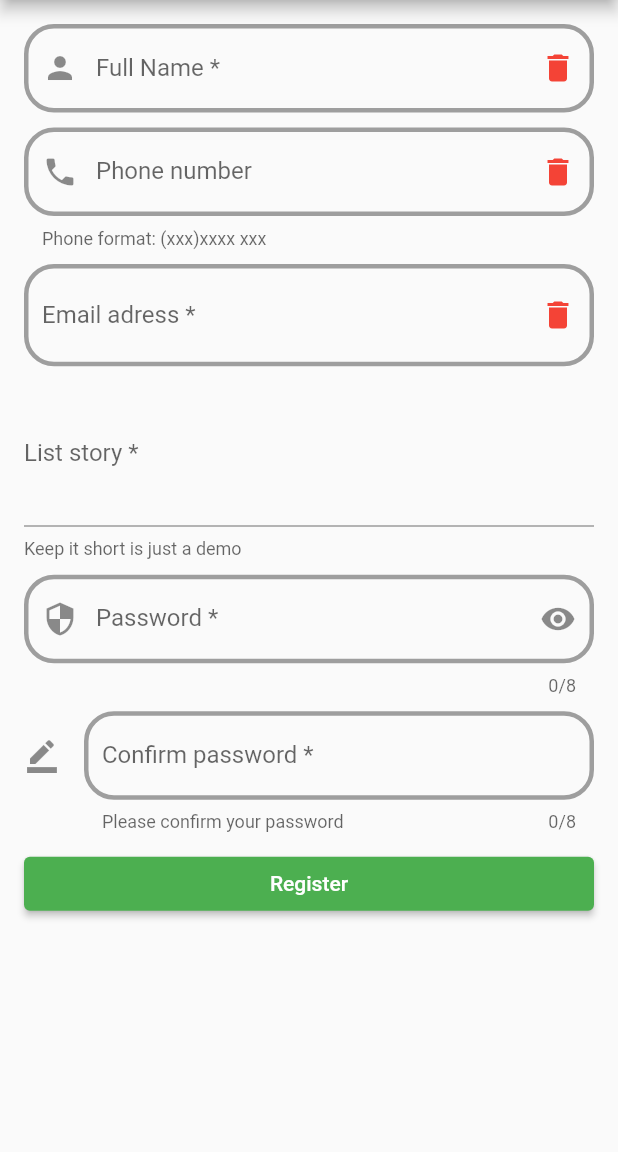
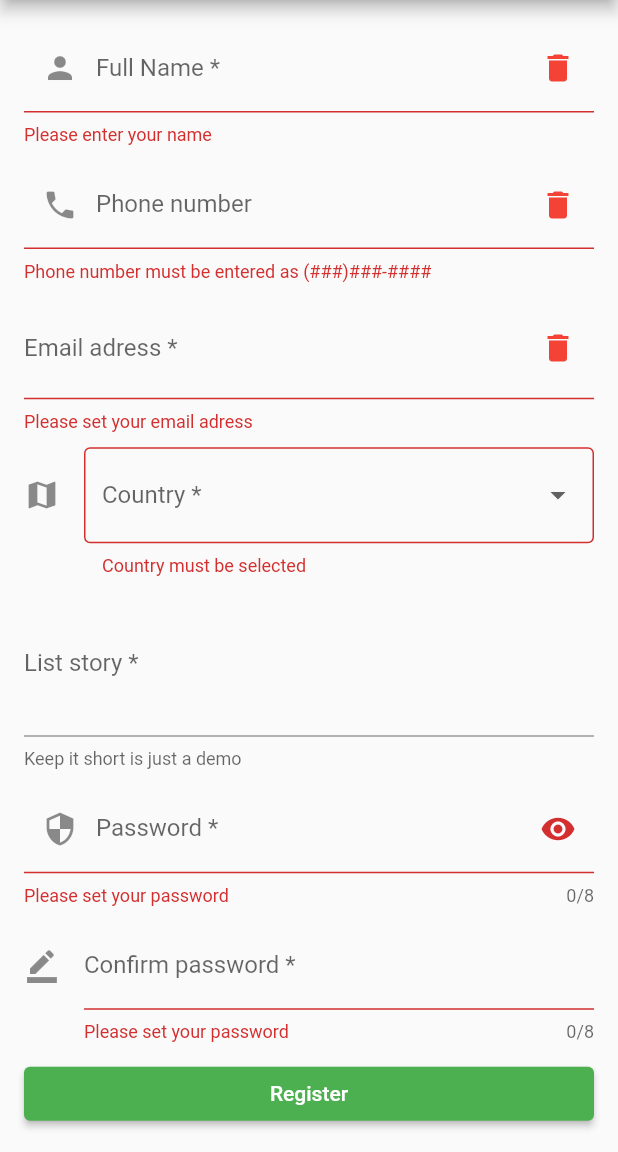
Before and after one commit to mikhael-mike/formsflutter, a Flutter app: the screen it shows after launch, after a tap on "Register", on a phone screen of 412 x 824 dp, the part 84-1236 px from its top. Run offline on Flutter 3.47's test engine with Material 2 defaults, Android fonts, the phone set to English and light mode, and no system bars.

Commit message:
Validation and DropList
Validation for all inputs with email and password. Add dropDownFormField (for Form) and add out list with .Map method

```diff
--- a/lib/screens/register_form_page.dart
+++ b/lib/screens/register_form_page.dart
@@ -10,6 +10,7 @@ class RegisterFormScreen extends StatefulWidget {
 
 class _RegisterFormScreenState extends State<RegisterFormScreen> {
 
+  final _formKey = GlobalKey<FormState>();
 
   final _nameController = TextEditingController();
   final _phoneController = TextEditingController();
@@ -17,6 +18,9 @@ class _RegisterFormScreenState extends State<RegisterFormScreen> {
   final _listStoryController = TextEditingController();
   final _passController = TextEditingController();
   final _congPassController = TextEditingController();
+
+  List<String> _countries = ['Israel', 'France', 'Germany', 'Britany'];
+    String? _selectedCountry;
 
 
 
@@ -45,10 +49,11 @@ class _RegisterFormScreenState extends State<RegisterFormScreen> {
           title: Text('Register form Demo'),
         ),
         body: Form(
+          key: _formKey,
           child: ListView(
             padding: EdgeInsets.all(16.0),
             children: [
-              TextField(
+              TextFormField(
                 controller: _nameController,
                 decoration: InputDecoration(
                   label: Text('Full Name *'),
@@ -65,6 +70,7 @@ class _RegisterFormScreenState extends State<RegisterFormScreen> {
                     borderSide: BorderSide(color: Colors.blue, width: 3.0),
                   ),
                 ),
+                validator: _validateName,
               ),
               SizedBox(
                 height: 10,
@@ -88,8 +94,10 @@ class _RegisterFormScreenState extends State<RegisterFormScreen> {
                     label: Text('Phone number')),
                 keyboardType: TextInputType.phone,
                 inputFormatters: [
-                  FilteringTextInputFormatter.digitsOnly,
+                  // FilteringTextInputFormatter.digitsOnly,
+                  FilteringTextInputFormatter(RegExp(r'^[()\d -]{1,15}$'), allow: true),
                 ],
+                validator: (value) => _validPhoneNumber(value as String) ? null : 'Phone number must be entered as (###)###-####',
               ),
               SizedBox(
                 height: 10,
@@ -106,8 +114,35 @@ class _RegisterFormScreenState extends State<RegisterFormScreen> {
                   ),
                   label: Text('Email adress *'),
                 ),
+                validator: _validateEmail,
               ),
               SizedBox(
+                height: 10,
+              ),
+              DropdownButtonFormField(
+                decoration: InputDecoration(
+                  border: OutlineInputBorder(),
+                  icon: Icon(Icons.map),
+                  labelText: 'Country *',
+                ),
+                items: _countries.map((country) {
+                  return DropdownMenuItem(
+                    child: Text(country),
+                    value: country,
+                  );
+                }).toList(),
+                onChanged: (data) {
+                  print(data);
+                  setState(() {
+                    _selectedCountry = data as String;
+                  });
+                },
+                value: _selectedCountry,
+                validator: (value) {
+                  return value == null ? 'Country must be selected' : null;
+                },
+                ),
+                SizedBox(
                 height: 10,
               ),
               TextFormField(
@@ -116,6 +151,10 @@ class _RegisterFormScreenState extends State<RegisterFormScreen> {
                     label: Text('List story *'),
                     helperText: 'Keep it short is just a demo'),
                 maxLines: 3,
+                inputFormatters: [
+                  LengthLimitingTextInputFormatter(100),
+
+                ],
               ),
               SizedBox(
                 height: 10,
@@ -142,6 +181,7 @@ class _RegisterFormScreenState extends State<RegisterFormScreen> {
                           : Icon(Icons.visibility_off)),
                   prefixIcon: Icon(Icons.security),
                 ),
+                validator: _validatePassword,
               ),
               SizedBox(
                 height: 10,
@@ -161,6 +201,7 @@ class _RegisterFormScreenState extends State<RegisterFormScreen> {
                         style: BorderStyle.solid, width: 3, color: Colors.grey),
                   ),
                 ),
+                validator: _validatePassword,
               ),
               const SizedBox(
                 height: 10,
@@ -184,10 +225,56 @@ class _RegisterFormScreenState extends State<RegisterFormScreen> {
   }
 
   void _submitForm() {
-    print('name: ${_nameController.text}');
+    //
+    // if checing
+    // _formKey.currentState.validate() is checking for state of _formKey*
+    //
+    if(_formKey.currentState!.validate()){
+      _formKey.currentState!.save();
+      print('form is valid');
+      print('name: ${_nameController.text}');
     print('Phone: ${_phoneController.text}');
     print('email: ${_emailController.text}');
+    print('country: ${_selectedCountry}');
     print('story: ${_listStoryController.text}');
+    } else {
+      print('Form is not saved becouse in app have wrong');
+    }
+  }
 
-  }
+    String? _validateName(String? value) {
+      final _nameExp = RegExp(r'^[a-zA-Z ]+$');
+      if(value!.isEmpty) {
+        return 'Please enter your name';
+      } else if(!_nameExp.hasMatch(value)) {
+        return 'Please enter aplphavite characters';
+      } else {
+        return null;
+      }
+    }
+
+    bool _validPhoneNumber(String value) {
+      final _phoneExp = RegExp(r'^\(\d\d\d\)\d\d\d\-\d\d\d\d$');
+      return _phoneExp.hasMatch(value);
+    }
+
+    String? _validateEmail(String? email) {
+      if(email!.isEmpty) {
+        return 'Please set your email adress';
+      } else if(!_emailController.text.contains('@')) {
+        return 'Please set correct email adress';
+      } else {
+        return null;
+      }
+    }
+
+    String? _validatePassword(String? password) {
+      if(_passController.text.length != 8) {
+        return 'Please set your password';
+      } else if(_passController.text != _congPassController.text) {
+        return 'Please set your confirm pass correct';
+      } else {
+        return null;
+      }
+    }
 }
```
